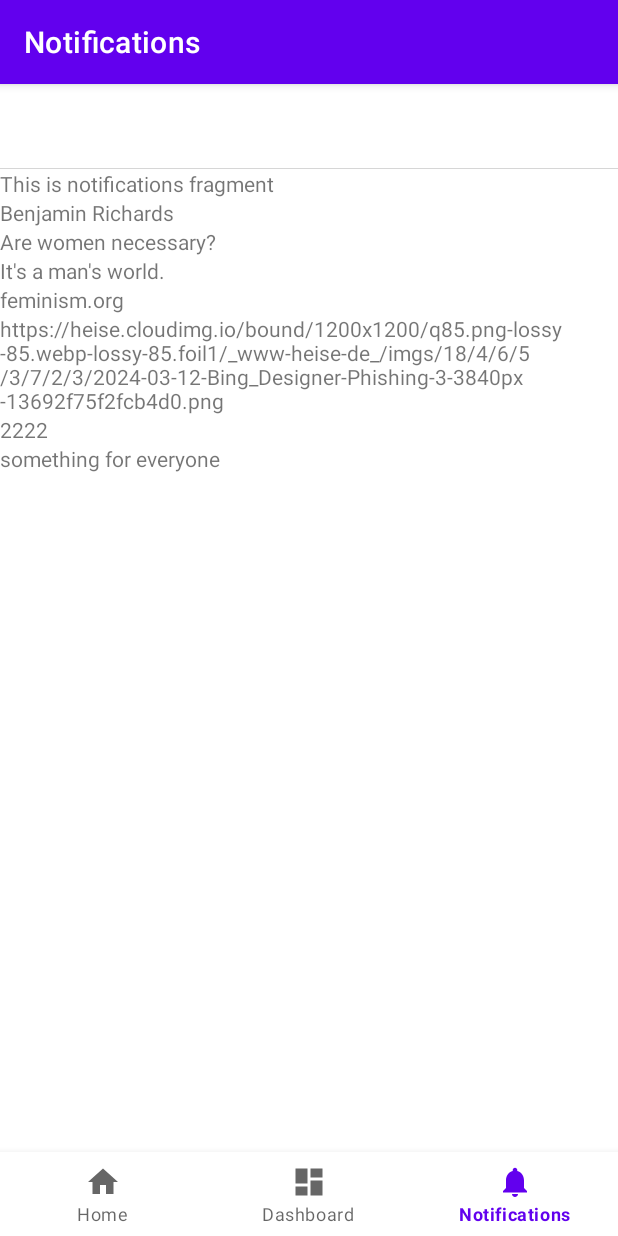
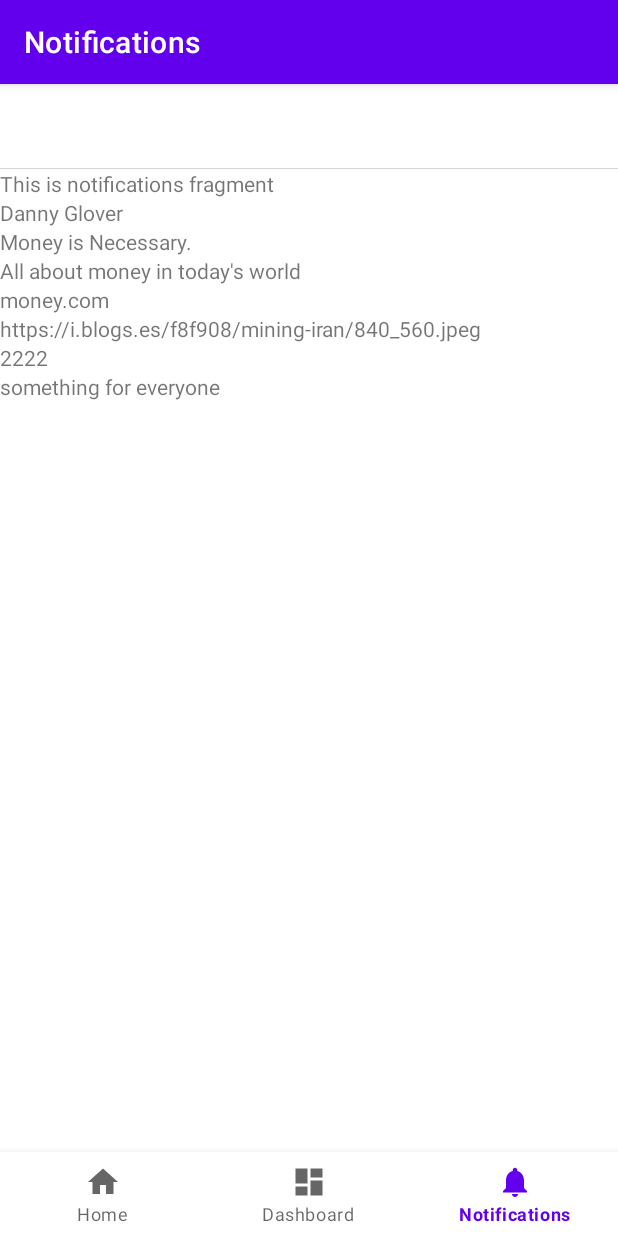
Before and after one commit to weatherpub/Android-News, an Android app: the screen it shows after launch (MainActivity), item 3 of the bottom bar chosen, on a phone screen of 412 x 824 dp. Run offline under Robolectric (Android 15) with nearby library versions, the phone set to English and light mode, and no system bars; our stand-ins replace Picasso, navigation-ui; pictures from the network do not load; 3 statements that could not run were skipped.

Commit message:
Build: Project is showing one record from the db when user selects Notifications from the main app.
Todo:
Would like to return the images in a grid.

Status:
Running

```diff
--- a/app/src/main/java/edu/sfsu/times/activity/HomeDetailActivity.java
+++ b/app/src/main/java/edu/sfsu/times/activity/HomeDetailActivity.java
@@ -54,7 +54,9 @@ public class HomeDetailActivity extends AppCompatActivity {
             public void onChanged(ArrayList<DataModel> dataModels) {
                 if(dataModel == null) {
                     dataModel = dataModels;
-                    Picasso.get().load(dataModel.get(position).getUrlToImage()).into(imgView);
+
+                    Picasso.get().load(dataModel.get(position).getUrlToImage()).into(imgView); // see Picasso documentation
+
                     tv_detail_name.setText(dataModel.get(position).getName());
                     tv_detail_author.setText(dataModel.get(position).getAuthor());
                     tv_detail_title.setText(dataModel.get(position).getTitle());
--- a/app/src/main/java/edu/sfsu/times/sql/DatabaseHelper.java
+++ b/app/src/main/java/edu/sfsu/times/sql/DatabaseHelper.java
@@ -63,6 +63,7 @@ public class DatabaseHelper extends SQLiteOpenHelper {
         dataModel.add(new DataModel("Business in America", "Patrick Mims", "Winning is Everything.", "A great book about investing and making money.", "amazon.com", "https://media.wired.com/photos/66a56f21bf2909f08a634953/191:100/w_1280,c_limit/Crypto-Bros-Business-2162975355.jpg", "2024", "456 Pages."));
         dataModel.add(new DataModel("Getting More Money", "Danny Glover", "Money is Necessary.", "All about money in today's world", "money.com", "https://i.blogs.es/f8f908/mining-iran/840_560.jpeg", "2222", "something for everyone"));
         dataModel.add(new DataModel("Simple Mind Simple Life", "Benjamin Richards", "Are women necessary?", "It's a man's world.", "feminism.org", "https://heise.cloudimg.io/bound/1200x1200/q85.png-lossy-85.webp-lossy-85.foil1/_www-heise-de_/imgs/18/4/6/5/3/7/2/3/2024-03-12-Bing_Designer-Phishing-3-3840px-13692f75f2fcb4d0.png", "2222", "something for everyone"));
+        Log.i("LOG", "dm.size() -> " + dm.size());
         // dataModel.add...
 
         return dataModel;
@@ -72,6 +73,7 @@ public class DatabaseHelper extends SQLiteOpenHelper {
     @Override
     public void onCreate(SQLiteDatabase sqLiteDatabase) {
         dm = new ArrayList<>();
+        Log.i("Log", "DatabaseHelper initialized...");
 
         sqLiteDatabase.execSQL("CREATE TABLE ARTICLES ("
                 + "_id INTEGER PRIMARY KEY AUTOINCREMENT, "
@@ -85,16 +87,22 @@ public class DatabaseHelper extends SQLiteOpenHelper {
                 + "CONTENT TEXT);");
 
         Log.i("LOG", "dm -> " + dm);
+
+        // insert test data into DataModel
+        // this shows up in the "notification" icon
+        dm.add(new DataModel("Business in America", "Patrick Mims", "Winning is Everything.", "A great book about investing and making money.", "amazon.com", "https://media.wired.com/photos/66a56f21bf2909f08a634953/191:100/w_1280,c_limit/Crypto-Bros-Business-2162975355.jpg", "2024", "456 Pages."));
+        dm.add(new DataModel("Simple Mind Simple Life", "Benjamin Richards", "Are women necessary?", "It's a man's world.", "feminism.org", "https://heise.cloudimg.io/bound/1200x1200/q85.png-lossy-85.webp-lossy-85.foil1/_www-heise-de_/imgs/18/4/6/5/3/7/2/3/2024-03-12-Bing_Designer-Phishing-3-3840px-13692f75f2fcb4d0.png", "2222", "something for everyone"));
+        dm.add(new DataModel("Getting More Money", "Danny Glover", "Money is Necessary.", "All about money in today's world", "money.com", "https://i.blogs.es/f8f908/mining-iran/840_560.jpeg", "2222", "something for everyone"));
+        Log.i("LOG", "dm.size() " + dm.size());
         /*
         Log.i("LOG", "dm -> " + dm.get(1).getAuthor());
         Log.i("LOG", "dm -> " + dm.get(2).getAuthor());
          */
 
-        insert(sqLiteDatabase, updateModel(dm)); // <- updateModel() returns the models from the helper method.
+        insertArticle(sqLiteDatabase, dm); // <- updateModel() returns the models from the helper method.
     }
 
-    private static int counter = 0;
-    public static void insert(SQLiteDatabase sqLiteDatabase, ArrayList<DataModel> model) {
+    public static void insertArticle(SQLiteDatabase sqLiteDatabase, ArrayList<DataModel> model) {
         Log.i("LOG", "inside of insert!");
         ContentValues cv = new ContentValues();
 
@@ -107,11 +115,11 @@ public class DatabaseHelper extends SQLiteOpenHelper {
             cv.put("URL_TO_IMAGE", m.getUrlToImage());
             cv.put("PUBLISHED_AT", m.getPublishedAt());
             cv.put("CONTENT", m.getContent());
+            sqLiteDatabase.insert(DB_TABLE, null, cv);
         }
-        sqLiteDatabase.insert(DB_TABLE, null, cv);
 
-        Log.i("LOG", "Inside of insert method 1");
-        Log.i("LOG", "Inside of insert method 2" + model.size());
+        Log.i("LOG", "Inside of insert method 3");
+        Log.i("LOG", "Inside of insert method 4" + model.size());
 
         /*
         cv.put("NAME", model.get(counter).getName());
--- a/app/src/main/java/edu/sfsu/times/ui/notifications/NotificationsFragment.java
+++ b/app/src/main/java/edu/sfsu/times/ui/notifications/NotificationsFragment.java
@@ -1,14 +1,17 @@
 package edu.sfsu.times.ui.notifications;
 
+import android.content.Context;
 import android.database.Cursor;
 import android.database.SQLException;
 import android.database.sqlite.SQLiteDatabase;
 import android.database.sqlite.SQLiteOpenHelper;
 import android.os.Bundle;
+import android.util.Log;
 import android.view.LayoutInflater;
 import android.view.View;
 import android.view.ViewGroup;
 import android.widget.ImageView;
+import android.widget.LinearLayout;
 import android.widget.TextView;
 import android.widget.Toast;
 
@@ -35,6 +38,8 @@ public class NotificationsFragment extends Fragment {
 
     public View onCreateView(@NonNull LayoutInflater inflater, ViewGroup container, Bundle savedInstanceState) {
 
+        Context context = getContext();
+
         RecyclerViewAdapter adapter = new RecyclerViewAdapter();
 
         NotificationsViewModel notificationsViewModel = new ViewModelProvider(this).get(NotificationsViewModel.class);
@@ -43,10 +48,15 @@ public class NotificationsFragment extends Fragment {
         binding = FragmentNotificationsBinding.inflate(inflater, container, false);
         View root = binding.getRoot();
 
-        SQLiteOpenHelper helper = new DatabaseHelper(getContext());
+        Log.i("LOG", "Inside of run() 1");
+
+        SQLiteOpenHelper helper = new DatabaseHelper(context);
+
+        Log.i("LOG", "Inside of run() 2");
 
         // pull data from the DatabaseHelper()
         try {
+            Log.i("LOG", "Inside of run() 3");
             int i = 0;
             SQLiteDatabase db = helper.getReadableDatabase();
 
@@ -64,8 +74,14 @@ public class NotificationsFragment extends Fragment {
             TextView published = (TextView) root.findViewById(R.id.tv_published_at);
             TextView content = (TextView) root.findViewById(R.id.tv_content);
 
+            int j = 0;
+            int k = 0;
             if(cursor.moveToFirst()) {
+                Log.i("LOG", "k-> " + k);
+                k = k + 1;
                 do {
+                    Log.i("LOG", "j-> " + j);
+                    j = j + 1;
                     String name_column = cursor.getString(0);
                     String author_column = cursor.getString(1);
                     String title_column = cursor.getString(2);
@@ -83,7 +99,7 @@ public class NotificationsFragment extends Fragment {
                     url.setText(url_column);
                     published.setText(published_column);
                     url_to_img.setText(url_to_img_column);
-                    content.setText(content_column);
+                    content.setText(cursor.getString(7));
                 } while(cursor.moveToNext());
             }
             cursor.close();
@@ -94,10 +110,12 @@ public class NotificationsFragment extends Fragment {
         }
 
         /*
-        recyclerView.setAdapter(adapter);
-        recyclerView.setLayoutManager(new LinearLayoutManager(getActivity()));
+            Need to do more research on this.
+            Would like db results in a grid.
+
+            recyclerView.setAdapter(adapter);
+            recyclerView.setLayoutManager(new LinearLayoutManager(getActivity()));
         */
-
         final TextView textView = binding.tvName;
         // notificationsViewModel.getData().observe(getViewLifecycleOwner(), textView::setText()); // <- another problem here. comment this line and line #28 to debug
         notificationsViewModel.getText().observe(getViewLifecycleOwner(), textView::setText); // <- another problem here. comment this line and line #28 to debug
--- a/app/src/main/java/edu/sfsu/times/ui/notifications/NotificationsViewModel.java
+++ b/app/src/main/java/edu/sfsu/times/ui/notifications/NotificationsViewModel.java
@@ -9,7 +9,6 @@ import androidx.lifecycle.MutableLiveData;
 import androidx.lifecycle.ViewModel;
 
 public class NotificationsViewModel extends ViewModel {
-    private final Handler handler;
 
     private final MutableLiveData<String> mText;
 
@@ -18,7 +17,7 @@ public class NotificationsViewModel extends ViewModel {
 
         HandlerThread workerThread = new HandlerThread("WorkerThread");
         workerThread.start();
-        handler = new Handler(workerThread.getLooper());
+        Handler handler = new Handler(workerThread.getLooper());
 
         mText = new MutableLiveData<>();
         mText.setValue("This is notifications fragment");
```
